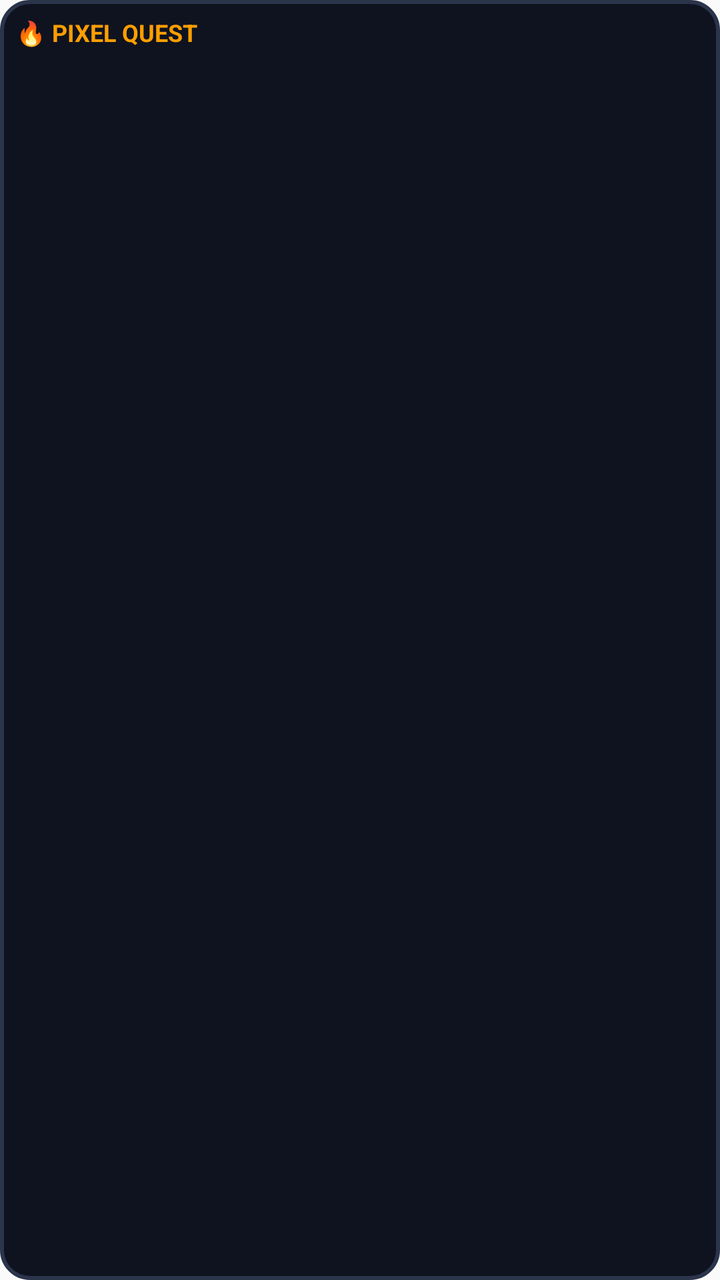
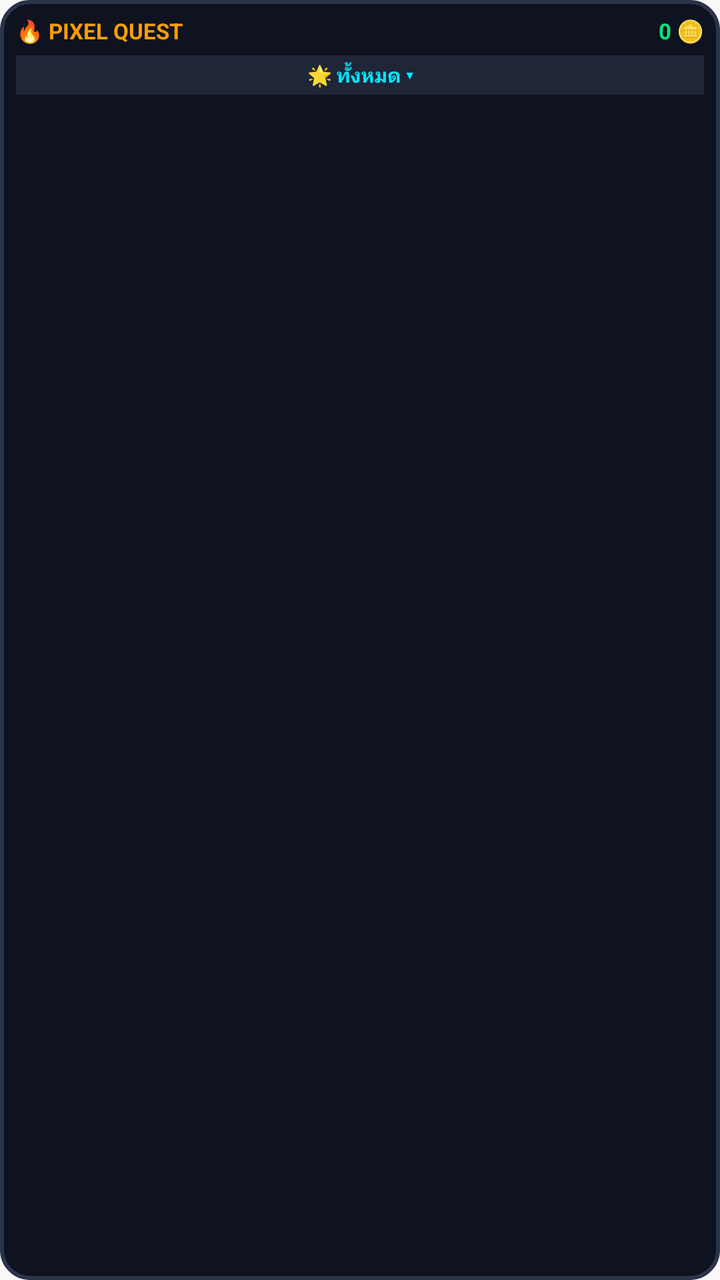

Before-and-after screenshots of an Android layout around one commit, followed by the original layout XML and the change that was made.
<!-- AndroidManifest.xml: application theme AppTheme -->
<!-- res/layout/widget_layout.xml -->
<?xml version="1.0" encoding="utf-8"?>
<LinearLayout xmlns:android="http://schemas.android.com/apk/res/android"
    android:layout_width="match_parent"
    android:layout_height="match_parent"
    android:orientation="vertical"
    android:background="@drawable/widget_bg"
    android:padding="8dp">

    
    <RelativeLayout
        android:id="@+id/widget_header_area"
        android:layout_width="match_parent"
        android:layout_height="wrap_content"
        android:paddingBottom="4dp">

        <TextView
            android:id="@+id/widget_title"
            android:layout_width="wrap_content"
            android:layout_height="wrap_content"
            android:text="🔥 PIXEL QUEST"
            android:textColor="#FF9E00"
            android:textSize="12sp"
            android:textStyle="bold" />
    </RelativeLayout>

    
    <ListView
        android:id="@+id/widget_list_view"
        android:layout_width="match_parent"
        android:layout_height="0dp"
        android:layout_weight="1"
        android:divider="@null"
        android:dividerHeight="3dp"
        android:scrollbars="none" />

    
    <TextView
        android:id="@+id/widget_empty_view"
        android:layout_width="match_parent"
        android:layout_height="match_parent"
        android:gravity="center"
        android:text="📜 ไม่มีเควสต์สำหรับวันนี้"
        android:textColor="#64748B"
        android:textSize="11sp"
        android:visibility="gone" />

</LinearLayout>
<!-- resources referenced by this layout -->
<resources>
  <!-- drawable widget_bg (drawable) -->
  <?xml version="1.0" encoding="utf-8"?>
  <shape xmlns:android="http://schemas.android.com/apk/res/android">
      <solid android:color="#0F131F" />
      <corners android:radius="14dp" />
      <stroke android:width="2dp" android:color="#2A344B" />
  </shape>
  <style name="AppTheme" parent="Theme.AppCompat.Light.DarkActionBar">
          
          <item name="colorPrimary">@color/colorPrimary</item>
          <item name="colorPrimaryDark">@color/colorPrimaryDark</item>
          <item name="colorAccent">@color/colorAccent</item>
      </style>
</resources>

<!-- the commit's change to res/layout/widget_layout.xml (unified diff, before → after) -->
@@ -11,7 +11,7 @@
         android:id="@+id/widget_header_area"
         android:layout_width="match_parent"
         android:layout_height="wrap_content"
-        android:paddingBottom="4dp">
+        android:paddingBottom="2dp">
 
         <TextView
             android:id="@+id/widget_title"
@@ -19,9 +19,42 @@
             android:layout_height="wrap_content"
             android:text="🔥 PIXEL QUEST"
             android:textColor="#FF9E00"
-            android:textSize="12sp"
+            android:textSize="11sp"
+            android:textStyle="bold" />
+
+        <TextView
+            android:id="@+id/widget_points"
+            android:layout_width="wrap_content"
+            android:layout_height="wrap_content"
+            android:layout_alignParentEnd="true"
+            android:text="0 🪙"
+            android:textColor="#00E676"
+            android:textSize="11sp"
             android:textStyle="bold" />
     </RelativeLayout>
+
+    
+    <LinearLayout
+        android:layout_width="match_parent"
+        android:layout_height="wrap_content"
+        android:orientation="horizontal"
+        android:gravity="center_vertical"
+        android:paddingVertical="3dp"
+        android:layout_marginBottom="2dp">
+
+        <TextView
+            android:id="@+id/widget_category_btn"
+            android:layout_width="match_parent"
+            android:layout_height="wrap_content"
+            android:background="#1E2638"
+            android:paddingHorizontal="8dp"
+            android:paddingVertical="3dp"
+            android:text="🌟 ทั้งหมด ▾"
+            android:textColor="#00E5FF"
+            android:textSize="10sp"
+            android:textStyle="bold"
+            android:gravity="center" />
+    </LinearLayout>
 
     
     <ListView
